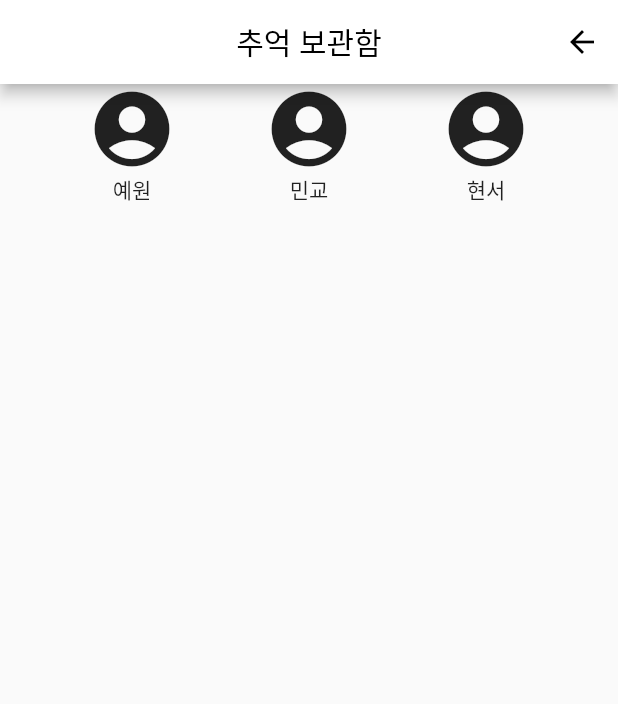
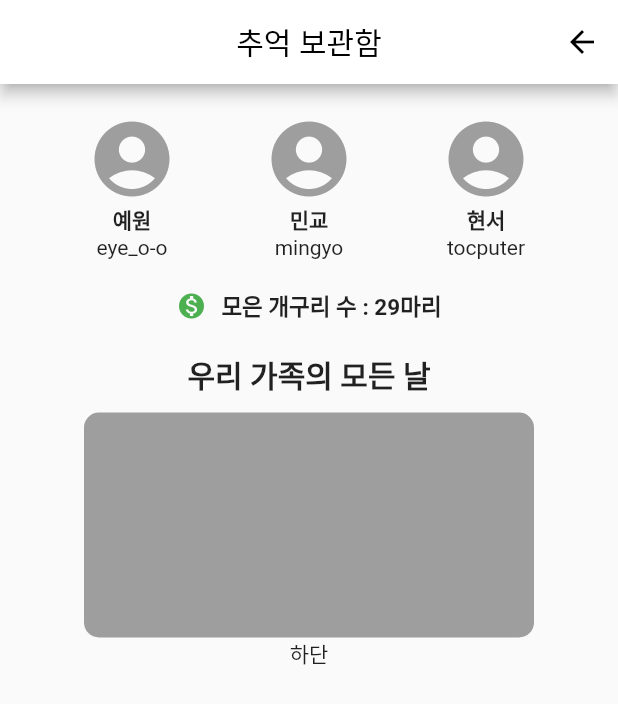
Before and after one commit to EWHA-HOLD-UP/FLOG, a Flutter app: the Memorybox_screen screen opened directly, on a phone screen of 412 x 824 dp. Shown: the top 704 px of the screen. Run offline on Flutter 3.47's test engine with Material 2 defaults, Android fonts, the phone set to English and light mode, and no system bars; our stand-ins replace camera.

Commit message:
memorybox_screen 화면 배치 구현중

```diff
--- a/lib/screen/memorybox_screen.dart
+++ b/lib/screen/memorybox_screen.dart
@@ -1,8 +1,8 @@
 import 'package:flutter/material.dart';
+
 
 class Memorybox_screen extends StatelessWidget {
   const Memorybox_screen({Key? key}) : super(key: key);
-
   Widget build(BuildContext context) {
     return Scaffold(
       appBar: AppBar(
@@ -10,16 +10,31 @@ class Memorybox_screen extends StatelessWidget {
         title: Text('추억 보관함', style: TextStyle(color: Colors.black),),
         actions: <Widget> [
           IconButton(
-              icon: Icon(
-                Icons.arrow_back,
-                color: Colors.black,
-              ),
+            icon: Icon(
+              Icons.arrow_back,
+              color: Colors.black,
+            ),
             onPressed: () {},
           ),
         ],
         centerTitle: true,
       ),
-      body: Row(
+      body:  Column(
+        children: <Widget> [
+          _buildTop(), //상단
+          _buildMiddle_1(), //중단
+          _buildMiddle_2(),
+          _buildBottom(), //하단
+        ],
+      ),
+    );
+  }
+
+
+  Widget _buildTop() {
+    return Padding(
+      padding: const EdgeInsets.only(top: 20),
+      child: Row(
         mainAxisAlignment: MainAxisAlignment.spaceEvenly,
         children: <Widget> [
           Column(
@@ -27,8 +42,10 @@ class Memorybox_screen extends StatelessWidget {
               Icon(
                 Icons.account_circle,
                 size: 60,
+                color: Colors.grey,
               ),
-              Text('예원'),
+              Text('예원', style: TextStyle(fontWeight: FontWeight.bold)),
+              Text('eye_o-o')
             ],
           ),
           Column(
@@ -36,8 +53,10 @@ class Memorybox_screen extends StatelessWidget {
               Icon(
                 Icons.account_circle,
                 size: 60,
+                color: Colors.grey,
               ),
-              Text('민교'),
+              Text('민교', style: TextStyle(fontWeight: FontWeight.bold)),
+              Text('mingyo')
             ],
           ),
           Column(
@@ -45,12 +64,60 @@ class Memorybox_screen extends StatelessWidget {
               Icon(
                 Icons.account_circle,
                 size: 60,
+                color: Colors.grey,
               ),
-              Text('현서'),
+              Text('현서', style: TextStyle(fontWeight: FontWeight.bold)),
+              Text('tocputer')
             ],
           ),
         ],
-      )
+      ),
     );
   }
+
+  Widget _buildMiddle_1() {
+    return Padding(
+      padding: const EdgeInsets.only(top: 20),
+      child : Row(
+        mainAxisAlignment: MainAxisAlignment.center,
+        children: [
+          Icon(
+            Icons.monetization_on,
+            size: 20,
+            color: Colors.green,
+          ),
+          SizedBox(width: 10),
+          Text('모은 개구리 수 : 29마리', style: TextStyle(fontSize: 15, fontWeight: FontWeight.bold))
+        ],
+      ),
+    );
+  }
+
+  Widget _buildMiddle_2() {
+    return Padding(
+      padding: const EdgeInsets.only(top: 20),
+      child: Column(
+        children: [
+          Text('우리 가족의 모든 날',
+            style: TextStyle(fontSize: 20, fontWeight: FontWeight.bold),
+            textAlign: TextAlign.left,
+          ),
+          SizedBox(height: 10),
+          Container(
+            height: 150,
+            width: 300,
+            decoration: BoxDecoration(
+                color: Colors.grey,
+                borderRadius: BorderRadius.circular(10.0)
+              ),
+            )
+          ],
+        ),
+    );
+  }
+
+  Widget _buildBottom() {
+    return Text('하단');
+  }
+
 }
```
